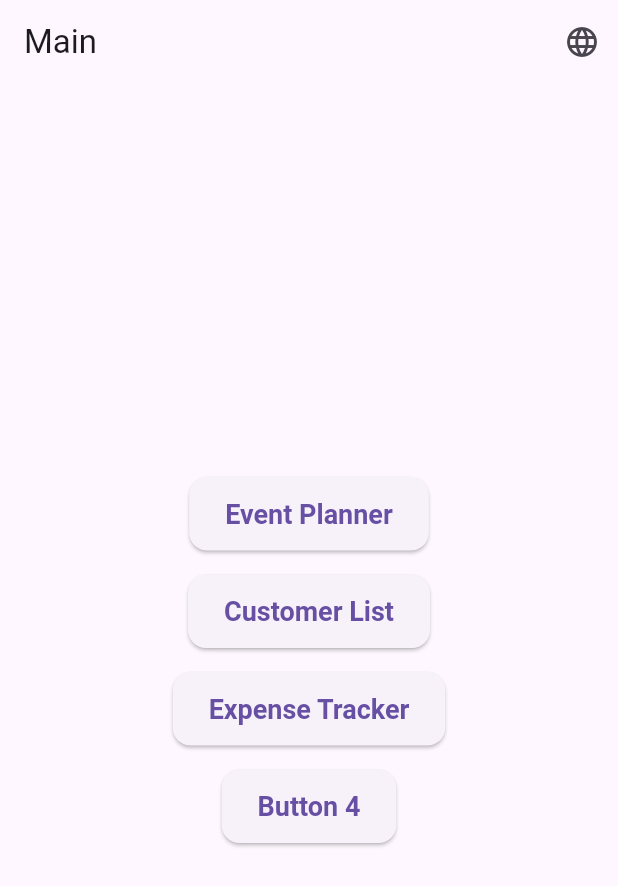
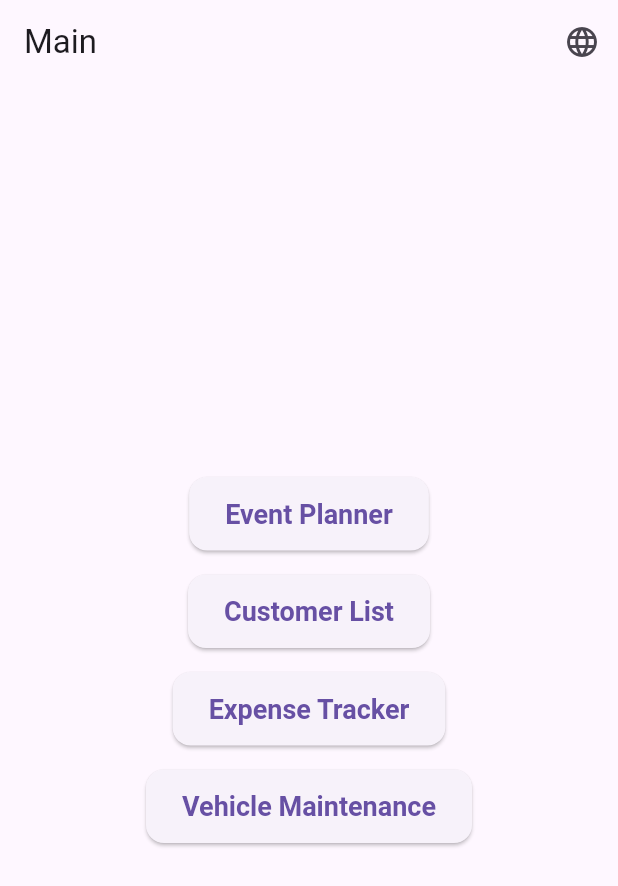
Before and after one commit to SamanthaYuxuanHe/final_mobile, a Flutter app: the screen it shows after launch, on a phone screen of 412 x 824 dp. Shown: the top 886 px of the screen. Run offline on Flutter 3.47's test engine with Material 3 defaults, Android fonts, the phone set to English and light mode, and no system bars; our stand-ins replace floor, flutter_secure_storage, flutter_translate, sqflite, sqflite_common_ffi; missing offline and left inert: encrypted_shared_preferences; accounts and stored records are empty; generated files the repository leaves out were written again.

Commit message:
Connect to main
connected to vehicle management page to main

```diff
--- a/assets/i18n/en.json
+++ b/assets/i18n/en.json
@@ -52,7 +52,7 @@
   "button":{
     "1": "Event Planner",
     "3": "Button 3",
-    "4": "Button 4",
+    "4": "Vehicle Maintenance",
     "ok": "OK"
   },
   "customer": {
--- a/assets/i18n/zh.json
+++ b/assets/i18n/zh.json
@@ -51,7 +51,7 @@
     },
     "button": {
       "1": "事件计划",
-      "4": "按钮4",
+      "4": "车辆维护",
       "ok": "确认"
     },
     "customer": {
--- a/lib/VehicleMaintenancePage.dart
+++ b/lib/VehicleMaintenancePage.dart
@@ -6,8 +6,8 @@ import 'VehicleMaintenanceItem.dart';
 import 'VehicleMaintenanceEditPage.dart';
 import 'package:flutter_translate/flutter_translate.dart';
 
-class MyApp extends StatelessWidget {
-  const MyApp({super.key});
+class VehicleMaintenancePage extends StatelessWidget {
+  const VehicleMaintenancePage({super.key});
 
   @override
   Widget build(BuildContext context) {
@@ -21,7 +21,7 @@ class MyApp extends StatelessWidget {
       debugShowCheckedModeBanner: false,
       initialRoute: "/",
       routes: {
-        '/first': (context) => MyApp(),
+        '/first': (context) => VehicleMaintenancePage(),
         '/AddVehicleMaintenance': (context) => AddVehicleMaintenancePage(),
         '/UpdateVehicleMaintenance': (context) =>
             UpdateVehicleMaintenancePage(),
--- a/lib/main.dart
+++ b/lib/main.dart
@@ -4,6 +4,7 @@
 /// This app demonstrates the use of Flutter's internationalization capabilities and
 /// provides a modular architecture for various business functions.
 
+import 'package:final_mobile/VehicleMaintenancePage.dart';
 import 'package:final_mobile/customer_list_page.dart';
 import 'package:final_mobile/event_planner_page.dart';
 import 'package:final_mobile/expense_tracker_page.dart';
@@ -159,7 +160,16 @@ class MyHomePage extends StatelessWidget {
                     );
                   }),
               SizedBox(height: 16),
-              CustomButton(text: translate('button.4'), onPressed: () {}),
+              CustomButton(
+                  text: translate('button.4'),
+                  onPressed: () {
+                    Navigator.push(
+                      context,
+                      MaterialPageRoute(
+                        builder: (context) => const VehicleMaintenancePage(),
+                      ),
+                    );
+                  }),
             ],
           ),
         ),
```
Also changed, not shown: lib/VehicleMaintenanceEditPage.dart (+19 -13 lines).
